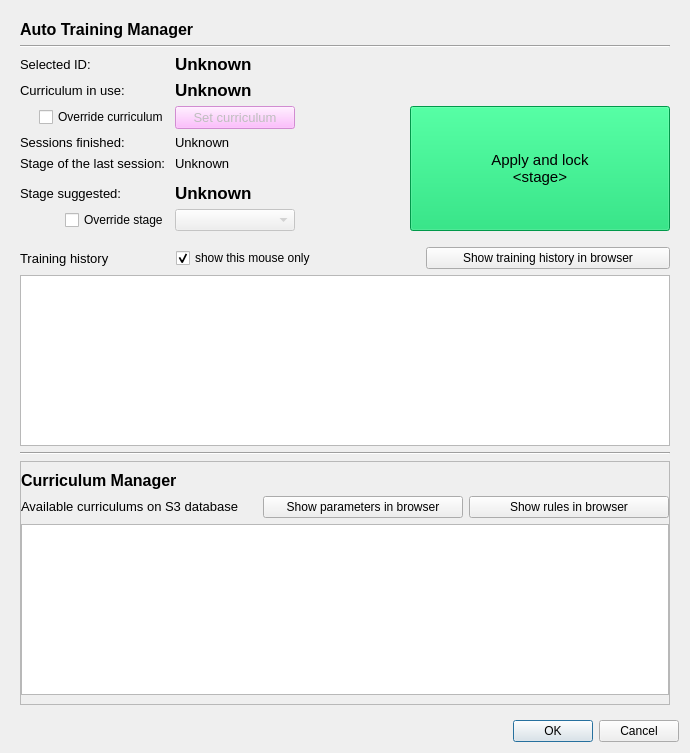
Above: src/foraging_gui/AutoTrain.ui from AllenNeuralDynamics/dynamic-foraging-task before the change. Below: the same form after it.
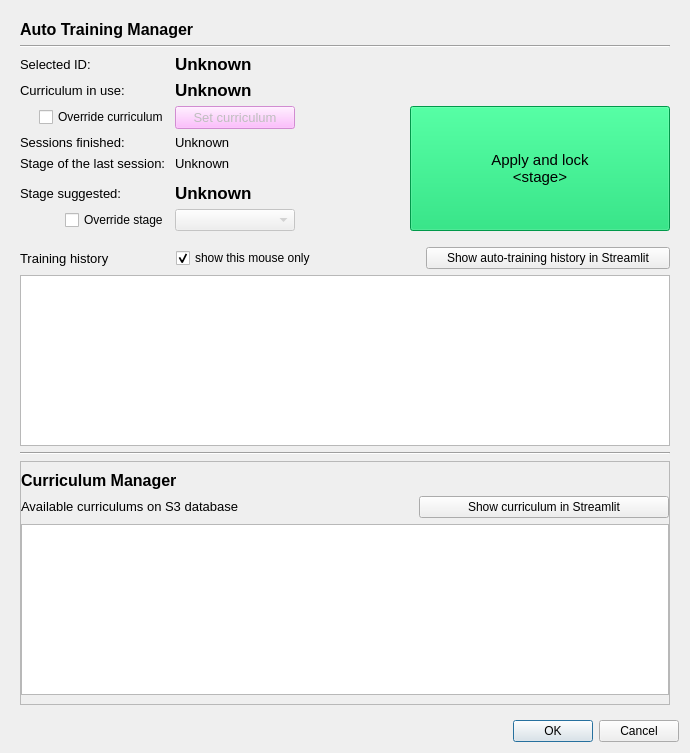
That is the form after the change.

Commit message: add buttons in AutoTrain GUI to open auto train history and curriculum in streamlit

Diff of the .ui file:
```diff
--- a/src/foraging_gui/AutoTrain.ui
+++ b/src/foraging_gui/AutoTrain.ui
@@ -442,12 +442,12 @@
             </property>
             <property name="maximumSize">
              <size>
-              <width>300</width>
+              <width>250</width>
               <height>30</height>
              </size>
             </property>
             <property name="text">
-             <string>Show training history in browser</string>
+             <string>Show auto-training history in Streamlit</string>
             </property>
            </widget>
           </item>
@@ -598,31 +598,12 @@
                   </property>
                   <property name="maximumSize">
                    <size>
-                    <width>200</width>
+                    <width>250</width>
                     <height>30</height>
                    </size>
                   </property>
                   <property name="text">
-                   <string>Show parameters in browser</string>
-                  </property>
-                 </widget>
-                </item>
-                <item>
-                 <widget class="QPushButton" name="pushButton_show_rules_in_browser">
-                  <property name="sizePolicy">
-                   <sizepolicy hsizetype="Minimum" vsizetype="Preferred">
-                    <horstretch>0</horstretch>
-                    <verstretch>0</verstretch>
-                   </sizepolicy>
-                  </property>
-                  <property name="maximumSize">
-                   <size>
-                    <width>200</width>
-                    <height>30</height>
-                   </size>
-                  </property>
-                  <property name="text">
-                   <string>Show rules in browser</string>
+                   <string>Show curriculum in Streamlit</string>
                   </property>
                  </widget>
                 </item>
```
Left out of the diff: 4 changed lines with no effect on the pictures. The commit also changes 1 other file.
